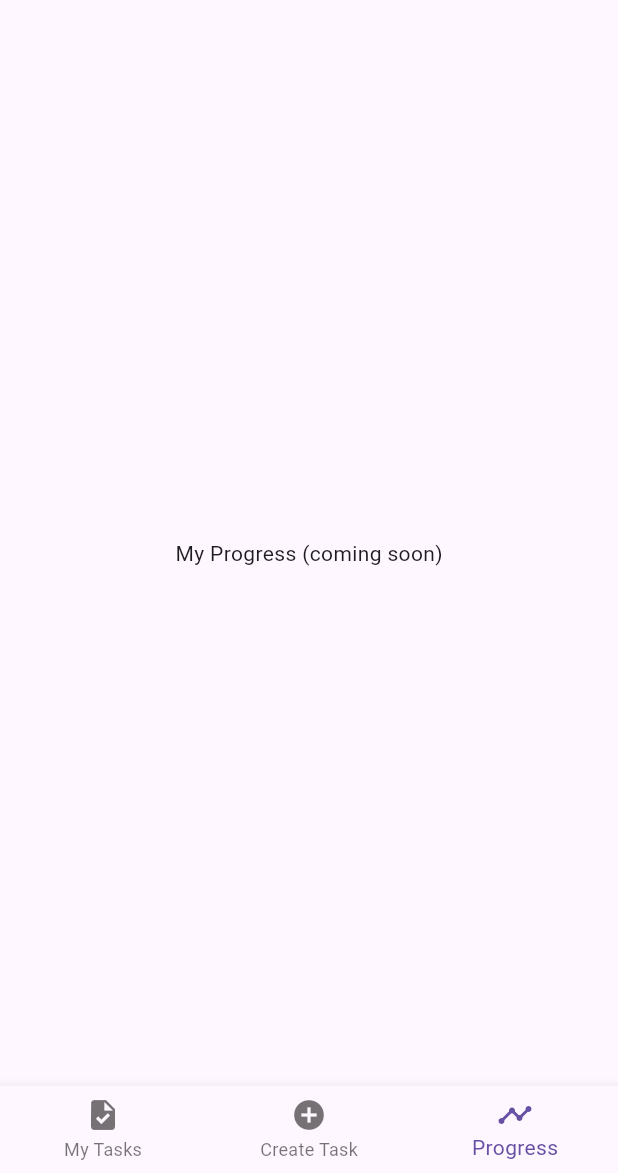
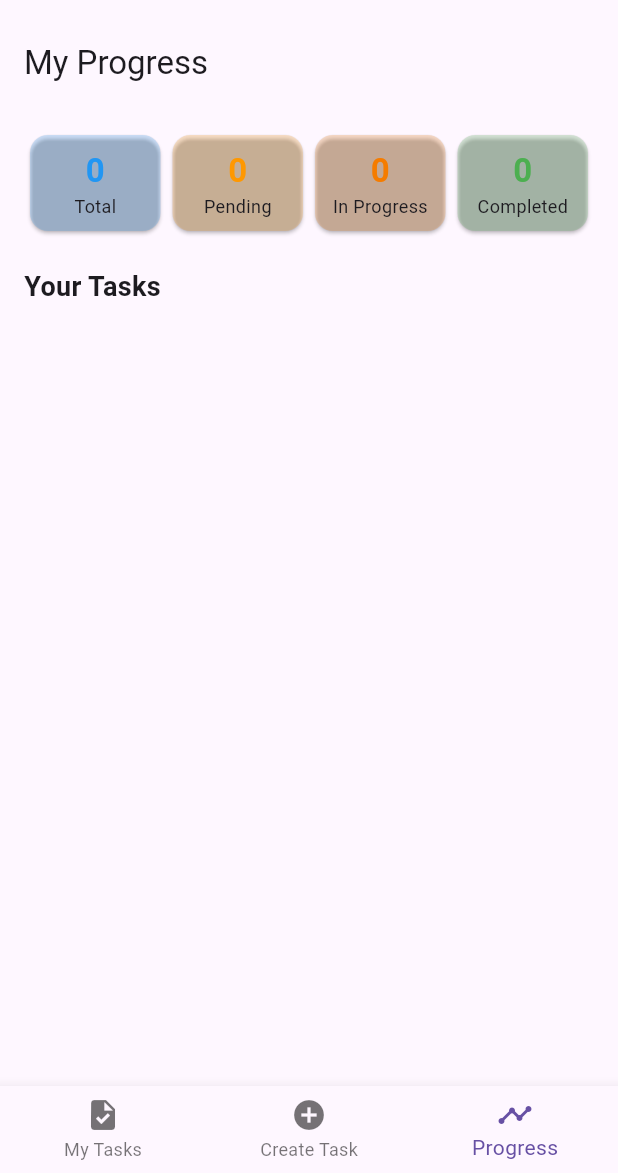
Before and after one commit to withshafan/intern_job_portal, a Flutter app: the HomeScreen screen opened directly, item 3 of the bottom bar chosen, on a phone screen of 412 x 824 dp, the part 63-1236 px from its top. Run offline on Flutter 3.47's test engine with Material 3 defaults, Android fonts, the phone set to English and light mode, and no system bars; our stand-ins replace cloud_firestore, firebase_auth, firebase_core; accounts and stored records are empty; generated files the repository leaves out were written again.

Commit message:
Added progress/report screen with intern stats and admin intern report

```diff
--- a/lib/screens/home_screen.dart
+++ b/lib/screens/home_screen.dart
@@ -4,6 +4,7 @@ import '../services/auth_service.dart';
 import 'login_screen.dart'; // Added as per step 8 note
 import 'tasks_screen.dart';
 import 'create_task_screen.dart';
+import 'progress_screen.dart';
 
 class HomeScreen extends StatefulWidget {
   const HomeScreen({super.key});
@@ -39,14 +40,14 @@ class _HomeScreenState extends State<HomeScreen> {
       return [
         const Center(child: Text('Admin Dashboard (coming soon)')),
         const TasksScreen(isAdmin: true),
-        const Center(child: Text('Performance Reports (coming soon)')),
+        const ProgressScreen(isAdmin: true),
       ];
     } else {
       // Intern
       return [
         const TasksScreen(isAdmin: false),
         const CreateTaskScreen(),
-        const Center(child: Text('My Progress (coming soon)')),
+        const ProgressScreen(isAdmin: false),
       ];
     }
   }
--- /dev/null
+++ b/lib/screens/progress_screen.dart
@@ -0,0 +1,239 @@
+import 'package:flutter/material.dart';
+import 'package:firebase_auth/firebase_auth.dart';
+import '../services/task_service.dart';
+import '../services/user_service.dart';
+import '../models/task.dart';
+
+class ProgressScreen extends StatefulWidget {
+  final bool isAdmin;
+  const ProgressScreen({super.key, required this.isAdmin});
+
+  @override
+  State<ProgressScreen> createState() => _ProgressScreenState();
+}
+
+class _ProgressScreenState extends State<ProgressScreen> {
+  final TaskService _taskService = TaskService();
+  final UserService _userService = UserService();
+
+  @override
+  Widget build(BuildContext context) {
+    return Scaffold(
+      appBar: AppBar(
+        title: Text(widget.isAdmin ? 'Intern Reports' : 'My Progress'),
+      ),
+      body: widget.isAdmin ? _buildAdminView() : _buildInternView(),
+    );
+  }
+
+  // ---------- Intern View ----------
+  Widget _buildInternView() {
+    User? user = FirebaseAuth.instance.currentUser;
+    if (user == null) return const Center(child: Text('Not logged in'));
+
+    return FutureBuilder<List<Task>>(
+      future: _taskService.getTasksForUserFuture(user.uid),
+      builder: (context, snapshot) {
+        if (snapshot.connectionState == ConnectionState.waiting) {
+          return const Center(child: CircularProgressIndicator());
+        }
+        if (snapshot.hasError) {
+          return Center(child: Text('Error: ${snapshot.error}'));
+        }
+        List<Task> tasks = snapshot.data ?? [];
+        return _buildInternStats(tasks);
+      },
+    );
+  }
+
+  Widget _buildInternStats(List<Task> tasks) {
+    int pending = tasks.where((t) => t.status == 'pending').length;
+    int inProgress = tasks.where((t) => t.status == 'in_progress').length;
+    int completed = tasks.where((t) => t.status == 'completed').length;
+    int total = tasks.length;
+
+    return Padding(
+      padding: const EdgeInsets.all(16.0),
+      child: Column(
+        crossAxisAlignment: CrossAxisAlignment.start,
+        children: [
+          // Stats cards
+          Row(
+            children: [
+              _statCard('Total', total, Colors.blue),
+              _statCard('Pending', pending, Colors.orange),
+              _statCard('In Progress', inProgress, Colors.orange.shade700),
+              _statCard('Completed', completed, Colors.green),
+            ],
+          ),
+          const SizedBox(height: 20),
+          const Text(
+            'Your Tasks',
+            style: TextStyle(fontSize: 18, fontWeight: FontWeight.bold),
+          ),
+          const SizedBox(height: 10),
+          Expanded(
+            child: ListView.builder(
+              itemCount: tasks.length,
+              itemBuilder: (context, index) {
+                Task task = tasks[index];
+                Color statusColor;
+                switch (task.status) {
+                  case 'pending':
+                    statusColor = Colors.orange;
+                    break;
+                  case 'in_progress':
+                    statusColor = Colors.blue;
+                    break;
+                  case 'completed':
+                    statusColor = Colors.green;
+                    break;
+                  default:
+                    statusColor = Colors.grey;
+                }
+                return Card(
+                  margin: const EdgeInsets.symmetric(vertical: 4),
+                  child: ListTile(
+                    leading: CircleAvatar(
+                      backgroundColor: statusColor,
+                      child: Text(
+                        task.status.substring(0, 1).toUpperCase(),
+                        style: const TextStyle(color: Colors.white),
+                      ),
+                    ),
+                    title: Text(task.title),
+                    subtitle: Text(
+                      'Deadline: ${task.deadline.toLocal().toString().split(' ')[0]}',
+                    ),
+                    trailing: Text(task.status),
+                  ),
+                );
+              },
+            ),
+          ),
+        ],
+      ),
+    );
+  }
+
+  Widget _statCard(String label, int count, Color color) {
+    return Expanded(
+      child: Card(
+        color: color.withOpacity(0.2),
+        child: Padding(
+          padding: const EdgeInsets.all(8.0),
+          child: Column(
+            children: [
+              Text(
+                count.toString(),
+                style: TextStyle(fontSize: 22, fontWeight: FontWeight.bold, color: color),
+              ),
+              Text(label, style: const TextStyle(fontSize: 12)),
+            ],
+          ),
+        ),
+      ),
+    );
+  }
+
+  // ---------- Admin View ----------
+  Widget _buildAdminView() {
+    return FutureBuilder<List<Map<String, dynamic>>>(
+      future: _userService.getAllUsers(),
+      builder: (context, userSnapshot) {
+        if (userSnapshot.connectionState == ConnectionState.waiting) {
+          return const Center(child: CircularProgressIndicator());
+        }
+        if (userSnapshot.hasError) {
+          return Center(child: Text('Error: ${userSnapshot.error}'));
+        }
+        List<Map<String, dynamic>> allUsers = userSnapshot.data ?? [];
+        // Filter only interns
+        List<Map<String, dynamic>> interns =
+            allUsers.where((u) => u['role'] == 'intern').toList();
+
+        if (interns.isEmpty) {
+          return const Center(child: Text('No interns found.'));
+        }
+
+        return FutureBuilder<List<Task>>(
+          future: _taskService.getAllTasksFuture(),
+          builder: (context, taskSnapshot) {
+            if (taskSnapshot.connectionState == ConnectionState.waiting) {
+              return const Center(child: CircularProgressIndicator());
+            }
+            if (taskSnapshot.hasError) {
+              return Center(child: Text('Error: ${taskSnapshot.error}'));
+            }
+            List<Task> allTasks = taskSnapshot.data ?? [];
+
+            // Build a map: internId -> task counts
+            Map<String, Map<String, int>> internStats = {};
+            for (var intern in interns) {
+              String id = intern['id'];
+              internStats[id] = {
+                'total': 0,
+                'pending': 0,
+                'in_progress': 0,
+                'completed': 0,
+              };
+            }
+            for (var task in allTasks) {
+              String assignedTo = task.assignedTo;
+              if (internStats.containsKey(assignedTo)) {
+                internStats[assignedTo]!['total'] =
+                    (internStats[assignedTo]!['total'] ?? 0) + 1;
+                if (task.status == 'pending')
+                  internStats[assignedTo]!['pending'] =
+                      (internStats[assignedTo]!['pending'] ?? 0) + 1;
+                else if (task.status == 'in_progress')
+                  internStats[assignedTo]!['in_progress'] =
+                      (internStats[assignedTo]!['in_progress'] ?? 0) + 1;
+                else if (task.status == 'completed')
+                  internStats[assignedTo]!['completed'] =
+                      (internStats[assignedTo]!['completed'] ?? 0) + 1;
+              }
+            }
+
+            return ListView.builder(
+              padding: const EdgeInsets.all(16),
+              itemCount: interns.length,
+              itemBuilder: (context, index) {
+                var intern = interns[index];
+                String id = intern['id'];
+                String name = intern['name'] ?? intern['email'] ?? 'Unknown';
+                var stats = internStats[id] ?? {
+                  'total': 0,
+                  'pending': 0,
+                  'in_progress': 0,
+                  'completed': 0,
+                };
+                return Card(
+                  margin: const EdgeInsets.symmetric(vertical: 6),
+                  child: ExpansionTile(
+                    leading: const Icon(Icons.person),
+                    title: Text(name),
+                    subtitle: Text('Total tasks: ${stats['total']}'),
+                    children: [
+                      Padding(
+                        padding: const EdgeInsets.all(12.0),
+                        child: Row(
+                          mainAxisAlignment: MainAxisAlignment.spaceAround,
+                          children: [
+                            _statCard('Pending', stats['pending'] ?? 0, Colors.orange),
+                            _statCard('In Progress', stats['in_progress'] ?? 0, Colors.blue),
+                            _statCard('Completed', stats['completed'] ?? 0, Colors.green),
+                          ],
+                        ),
+                      ),
+                    ],
+                  ),
+                );
+              },
+            );
+          },
+        );
+      },
+    );
+  }
+}
```
Also changed, not shown: lib/services/task_service.dart (+19 -0 lines).
